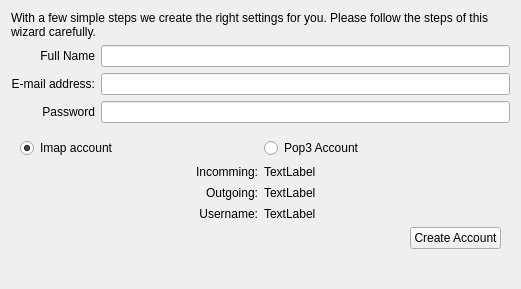
Old version of the form accountwizard/personaldatapage.ui in the repository KDE/kdepim-runtime.
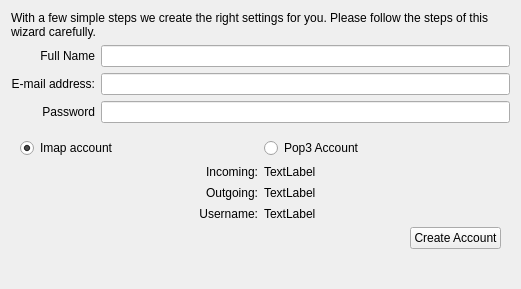
New version of the form. The open tabs and pages were chosen to show the change. Custom widgets are drawn as their Qt base class.

Commit message: fix typo: Incomming -> Incoming

```diff
--- a/accountwizard/personaldatapage.ui
+++ b/accountwizard/personaldatapage.ui
@@ -162,7 +162,7 @@
          <item row="0" column="0">
           <widget class="QLabel" name="label">
            <property name="text">
-            <string>Incomming:</string>
+            <string>Incoming:</string>
            </property>
            <property name="alignment">
             <set>Qt::AlignRight|Qt::AlignTrailing|Qt::AlignVCenter</set>
```
